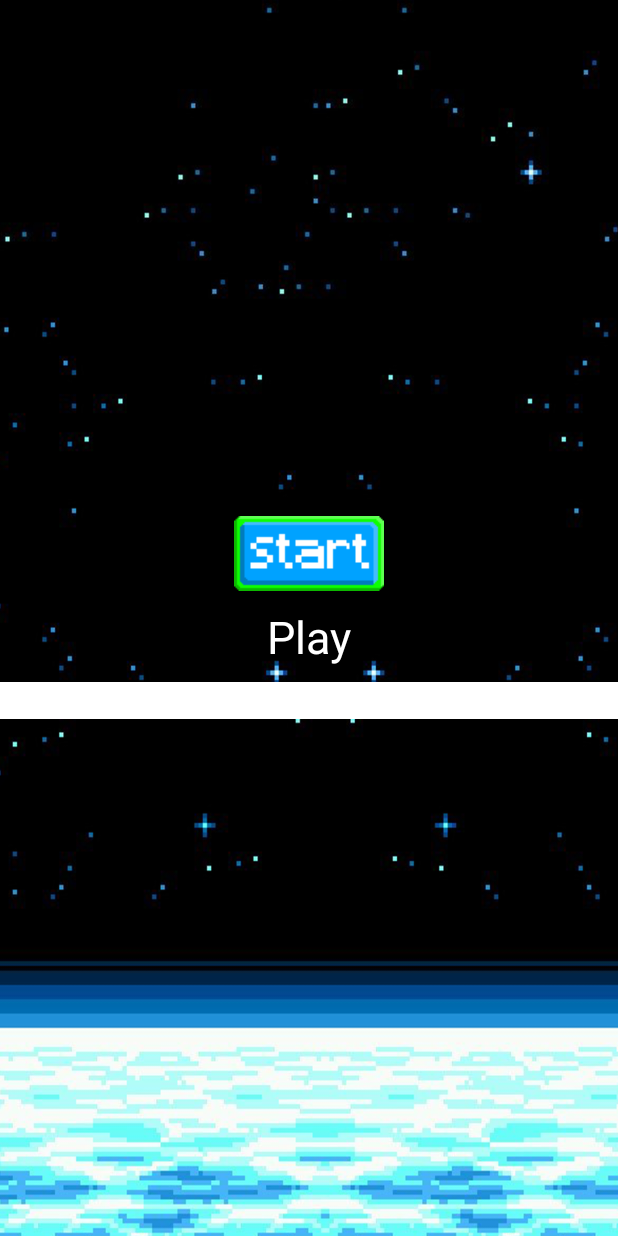
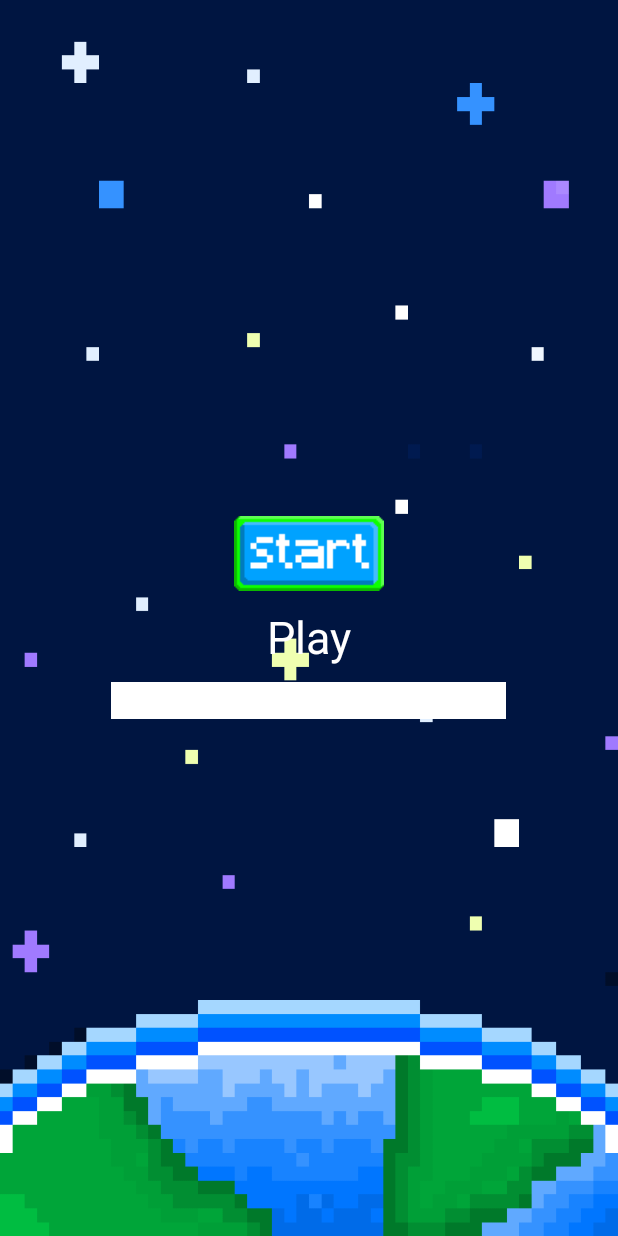
Before and after one commit to Akasunaa/ColorfulSkyEncounters, an Android app: the screen it shows after launch (StartUp), on a phone screen of 412 x 824 dp. Run offline under Robolectric (Android 15) with nearby library versions, the phone set to English and light mode, and no system bars.

Commit message:
dernier commit avant la catastrophe mp3

```diff
--- a/app/src/main/AndroidManifest.xml
+++ b/app/src/main/AndroidManifest.xml
@@ -8,7 +8,8 @@
         android:label="@string/app_name"
         android:roundIcon="@mipmap/ic_launcher_round"
         android:supportsRtl="true"
-        android:theme="@style/Theme.AppCompat.Light.NoActionBar.FullScreen">
+        android:theme="@style/Theme.AppCompat.Light.NoActionBar.FullScreen"
+        android:screenOrientation="portrait">
         <activity android:name=".StartUp"
             android:exported="true"
             >
--- a/app/src/main/java/com/example/project3/MainActivity.java
+++ b/app/src/main/java/com/example/project3/MainActivity.java
@@ -1,5 +1,7 @@
 package com.example.project3;
 
+import android.app.Activity;
+import android.media.MediaPlayer;
 import android.os.Bundle;
 
 import androidx.appcompat.app.AppCompatActivity;
@@ -11,6 +13,8 @@ public class MainActivity extends AppCompatActivity {
         super.onCreate(savedInstanceState);
         //lance le jeu dans le main
         setContentView(new Game(this));
+
+
     }
 
     @Override
--- a/app/src/main/res/layout/game_over.xml
+++ b/app/src/main/res/layout/game_over.xml
@@ -3,7 +3,7 @@
     android:orientation="vertical"
     android:layout_width="match_parent"
     android:layout_height="match_parent"
-    android:background="@drawable/background"
+    android:background="@drawable/mybackground"
     android:padding="16dp">
     <LinearLayout
         android:layout_width="wrap_content"
--- a/app/src/main/res/layout/startup.xml
+++ b/app/src/main/res/layout/startup.xml
@@ -4,7 +4,7 @@
     android:layout_width="match_parent"
     android:layout_height="match_parent"
     android:gravity="center"
-    android:background="@drawable/background">
+    android:background="@drawable/mybackground">
     <LinearLayout
         android:layout_width="wrap_content"
         android:layout_height="wrap_content">
@@ -14,21 +14,22 @@
             android:background="@drawable/goodstart"
             android:onClick="startGame" />
     </LinearLayout>
+
     <TextView
         android:layout_width="wrap_content"
         android:layout_height="wrap_content"
         android:layout_marginTop="10dp"
+        android:onClick="startGame"
         android:text="Play"
         android:textColor="#ffffff"
-        android:textSize="30sp"
-        android:onClick="startGame" />
+        android:textSize="30sp" />
+
     <EditText
         android:id="@+id/pseudo"
+        android:layout_width="263dp"
         android:layout_height="wrap_content"
-        android:layout_width="match_parent"
         android:layout_marginTop="10dp"
-        android:inputType="text"
         android:background="#ffffff"
-        />
+        android:inputType="text" />
 
 </LinearLayout>
--- a/app/src/main/res/layout/text_highscore.xml
+++ b/app/src/main/res/layout/text_highscore.xml
@@ -4,5 +4,5 @@
     android:layout_height="wrap_content"
     android:id="@+id/textView"
     android:textColor="#ffffff"
-    android:textSize="30dp"
+    android:textSize="20dp"
     />
--- a/app/src/main/res/values/themes.xml
+++ b/app/src/main/res/values/themes.xml
@@ -6,5 +6,6 @@
         <item name="android:windowActionBar">false</item>
         <item name="android:windowFullscreen">true</item>
         <item name="android:windowContentOverlay">@null</item>
+        <item name="android:screenOrientation">portrait</item>
     </style>
 </resources>
```
Also changed, not shown: app/src/main/java/com/example/project3/Game.java (+8 -3 lines), app/src/main/res/drawable-v24/mybackground.png (added), app/src/main/res/drawable/background.png (deleted).
